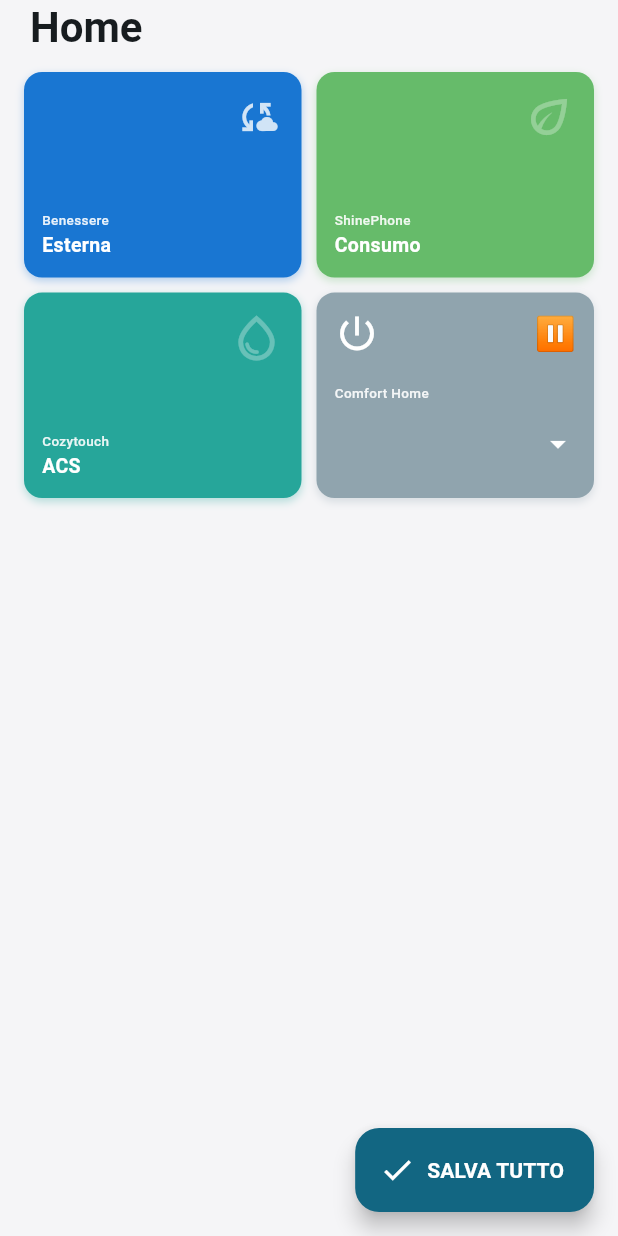
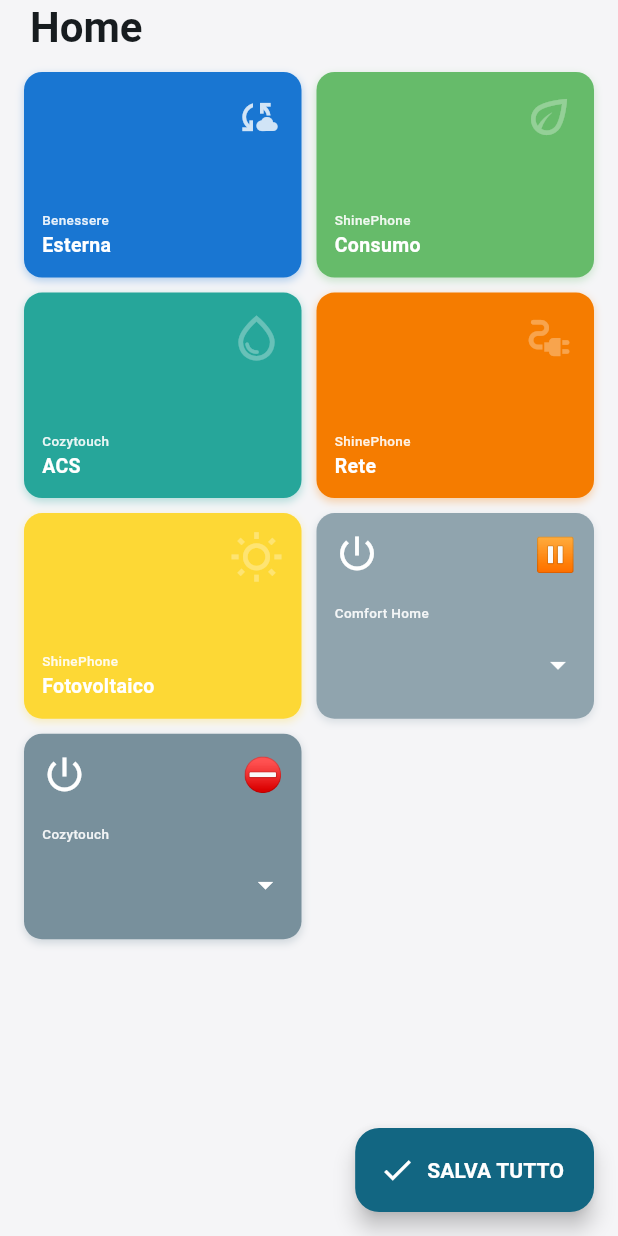
Before and after one commit to giandomeniconigro90-pixel/New-curva_climatica, a Flutter app: the InputPage screen opened directly with empty values, on a phone screen of 412 x 824 dp. Run offline on Flutter 3.47's test engine with Material 3 defaults, Android fonts, the phone set to English and light mode, and no system bars; our stand-ins replace csv, file_picker, fl_chart, flutter_local_notifications, fluttertoast, geocoding and 8 more; accounts and stored records are empty.

Commit message:
Fix #6 #7 #8: aggiungi tile Caldaia, Rete, Fotovoltaico a InputPage

```diff
--- a/lib/features/home/widgets/input_page.dart
+++ b/lib/features/home/widgets/input_page.dart
@@ -10,8 +10,11 @@
   final TextEditingController externalTempController;
   final TextEditingController consumptionController;
   final TextEditingController consumptionAcsController;
+  final TextEditingController energyFromGridController;
+  final TextEditingController pvProductionController;
   final TextEditingController noteController;
   final ValueNotifier<String> heatpumpModeNotifier;
+  final ValueNotifier<String> boilerModeNotifier;
   final Map<String, TextEditingController> internalTempControllers;
   final Map<String, String> comfortRatings;
   final List<DailyRecordDTO> records;
@@ -29,8 +32,11 @@
     required this.externalTempController,
     required this.consumptionController,
     required this.consumptionAcsController,
+    required this.energyFromGridController,
+    required this.pvProductionController,
     required this.noteController,
     required this.heatpumpModeNotifier,
+    required this.boilerModeNotifier,
     required this.internalTempControllers,
     required this.comfortRatings,
     required this.records,
@@ -137,7 +143,28 @@
       suffix: 'kWh',
     ));
 
+    gridItems.add(_buildTadoTile(
+      title: 'Rete',
+      subtitle: 'ShinePhone',
+      controller: widget.energyFromGridController,
+      icon: Icons.electrical_services_outlined,
+      color: const Color(0xFFF57C00),
+      isRoom: false,
+      suffix: 'kWh',
+    ));
+
+    gridItems.add(_buildTadoTile(
+      title: 'Fotovoltaico',
+      subtitle: 'ShinePhone',
+      controller: widget.pvProductionController,
+      icon: Icons.wb_sunny_outlined,
+      color: const Color(0xFFFDD835),
+      isRoom: false,
+      suffix: 'kWh',
+    ));
+
     gridItems.add(_buildHeatpumpModeTile());
+    gridItems.add(_buildBoilerModeTile());
 
     for (final room in widget.rooms) {
       final ctrl = widget.internalTempControllers[room] ??
@@ -256,6 +283,75 @@
             label = 'Spenta';
         }
 
+        return _buildDropdownTile(
+          color: color,
+          icon: icon,
+          emoji: label == 'Raffrescamento'
+              ? '❄️'
+              : label == 'Riscaldamento'
+                  ? '🔥'
+                  : '⏸',
+          subtitle: 'Comfort Home',
+          notifier: widget.heatpumpModeNotifier,
+          items: const [
+            DropdownMenuItem(value: 'riscaldamento', child: Text('🔥 Riscaldamento')),
+            DropdownMenuItem(value: 'raffrescamento', child: Text('❄️ Raffrescamento')),
+            DropdownMenuItem(value: 'spenta', child: Text('⏸ Spenta')),
+          ],
+        );
+      },
+    );
+  }
+
+  Widget _buildBoilerModeTile() {
+    return ValueListenableBuilder<String>(
+      valueListenable: widget.boilerModeNotifier,
+      builder: (context, mode, _) {
+        Color color;
+        IconData icon;
+        String emoji;
+
+        switch (mode) {
+          case 'accesa':
+            color = const Color(0xFFE53935);
+            icon = Icons.local_fire_department;
+            emoji = '🔥';
+            break;
+          case 'standby':
+            color = const Color(0xFFFFB300);
+            icon = Icons.pause_circle_outline;
+            emoji = '⏸';
+            break;
+          default:
+            color = const Color(0xFF78909C);
+            icon = Icons.power_settings_new;
+            emoji = '⛔';
+        }
+
+        return _buildDropdownTile(
+          color: color,
+          icon: icon,
+          emoji: emoji,
+          subtitle: 'Cozytouch',
+          notifier: widget.boilerModeNotifier,
+          items: const [
+            DropdownMenuItem(value: 'accesa', child: Text('🔥 Accesa')),
+            DropdownMenuItem(value: 'standby', child: Text('⏸ Standby')),
+            DropdownMenuItem(value: 'spenta', child: Text('⛔ Spenta')),
+          ],
+        );
+      },
+    );
+  }
+
+  Widget _buildDropdownTile({
+    required Color color,
+    required IconData icon,
+    required String emoji,
+    required String subtitle,
+    required ValueNotifier<String> notifier,
+    required List<DropdownMenuItem<String>> items,
+  }) {
     return Container(
       padding: const EdgeInsets.all(12),
       decoration: BoxDecoration(
@@ -278,17 +374,14 @@
             crossAxisAlignment: CrossAxisAlignment.start,
             children: [
               Icon(icon, size: 30, color: Colors.white),
-                  Text(
-                    label == 'Raffrescamento' ? '❄️' : label == 'Riscaldamento' ? '🔥' : '⏸',
-                    style: const TextStyle(fontSize: 22),
-                  ),
+              Text(emoji, style: const TextStyle(fontSize: 22)),
             ],
           ),
           Column(
             crossAxisAlignment: CrossAxisAlignment.start,
             children: [
               Text(
-                    'Comfort Home',
+                subtitle,
                 style: TextStyle(
                   color: Colors.white.withOpacity(0.9),
                   fontSize: 9,
@@ -298,7 +391,7 @@
               const SizedBox(height: 4),
               DropdownButtonHideUnderline(
                 child: DropdownButton<String>(
-                      value: mode,
+                  value: notifier.value,
                   isExpanded: true,
                   dropdownColor: color,
                   iconEnabledColor: Colors.white,
@@ -307,24 +400,9 @@
                     fontSize: 13,
                     fontWeight: FontWeight.bold,
                   ),
-                      items: const [
-                        DropdownMenuItem(
-                          value: 'riscaldamento',
-                          child: Text('🔥 Riscaldamento'),
-                        ),
-                        DropdownMenuItem(
-                          value: 'raffrescamento',
-                          child: Text('❄️ Raffrescamento'),
-                        ),
-                        DropdownMenuItem(
-                          value: 'spenta',
-                          child: Text('⏸ Spenta'),
-                        ),
-                      ],
+                  items: items,
                   onChanged: (value) {
-                        if (value != null) {
-                          widget.heatpumpModeNotifier.value = value;
-                        }
+                    if (value != null) notifier.value = value;
                   },
                 ),
               ),
@@ -332,8 +410,6 @@
           ),
         ],
       ),
-        );
-      },
     );
   }
 
```
Lines whose indentation alone changed are shown as unchanged.
